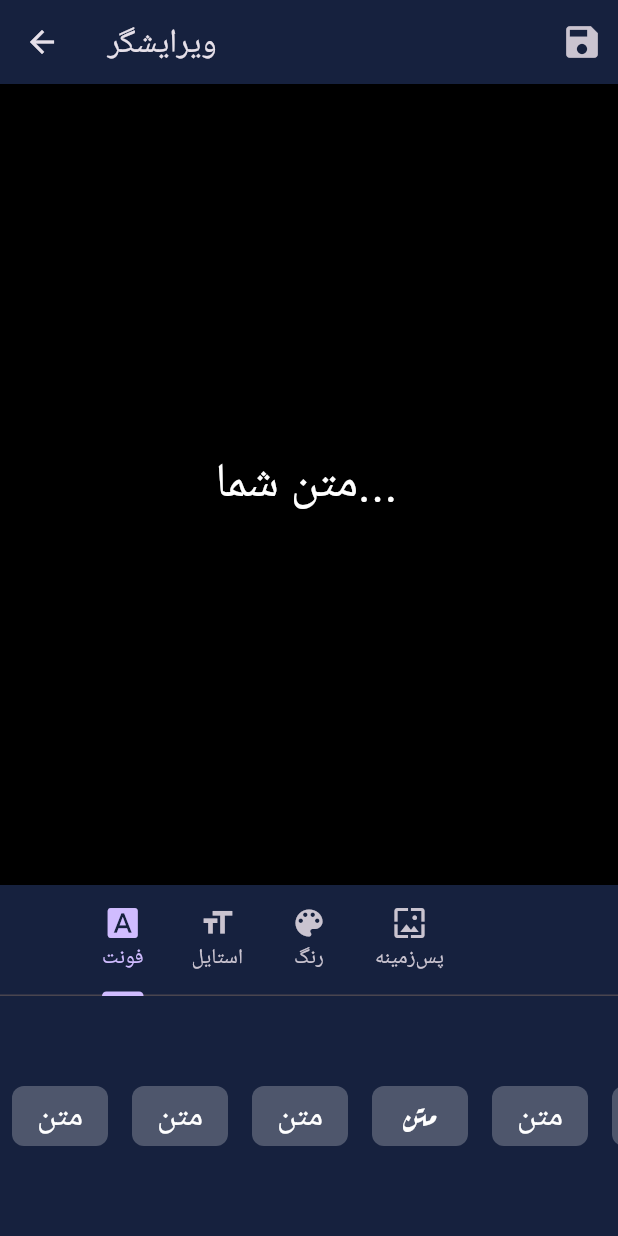
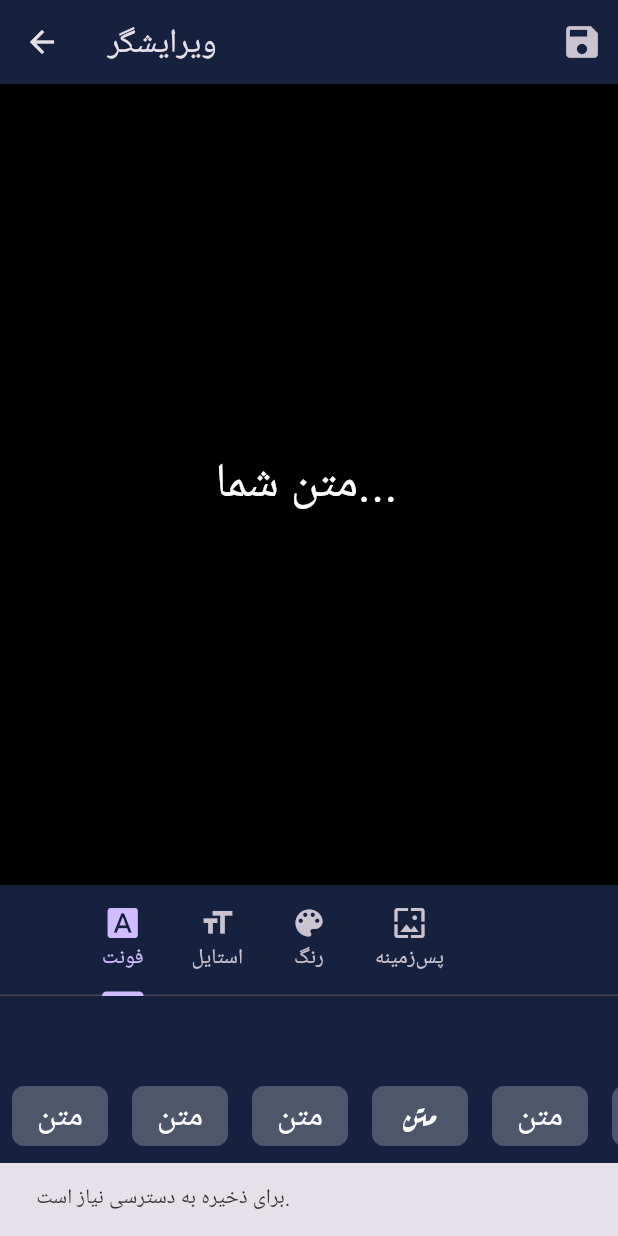
Before and after one commit to ladors1/font_editor_pro, a Flutter app: the EditorScreen screen opened directly, after a tap on the "save" icon, on a phone screen of 412 x 824 dp. Run offline on Flutter 3.47's test engine with Material 3 defaults, Android fonts, the light colour scheme and no system bars; drawn by our look-alikes of screenshot; our stand-ins replace flutter_colorpicker, permission_handler; missing offline and left inert: gal; Roboto replaces fonts that are missing (Alexandria, Amiri, AmiriQuran).

Commit message:
Update editor_screen.dart

```diff
--- a/lib/screens/editor_screen.dart
+++ b/lib/screens/editor_screen.dart
@@ -4,7 +4,7 @@ import 'dart:typed_data';
 import 'package:flutter/material.dart';
 import 'package:flutter_colorpicker/flutter_colorpicker.dart';
 import 'package:font_editor_pro/utils/fonts.dart';
-import 'package:image_gallery_saver/image_gallery_saver.dart';
+import 'package:gal/gal.dart';
 import 'package:permission_handler/permission_handler.dart';
 import 'package:screenshot/screenshot.dart';
 
@@ -29,31 +29,36 @@ class _EditorScreenState extends State<EditorScreen> {
   FontStyle _fontStyle = FontStyle.normal;
   List<Shadow> _textShadows = [];
 
-  // تابع برای ذخیره تصویر
-  Future<void> _saveImage() async {
-    var status = await Permission.storage.request();
-    if (status.isGranted) {
-      final Uint8List? image = await _screenshotController.capture(
-        pixelRatio: 2.0, // افزایش کیفیت خروجی
-      );
-      if (image != null && mounted) {
-        final result = await ImageGallerySaver.saveImage(image, name: "font_design_${DateTime.now().millisecondsSinceEpoch}");
-        if (result['isSuccess']) {
-          ScaffoldMessenger.of(context).showSnackBar(
-            const SnackBar(content: Text('تصویر با موفقیت در گالری ذخیره شد!')),
-          );
-        } else {
-          ScaffoldMessenger.of(context).showSnackBar(
-            const SnackBar(content: Text('خطا در ذخیره تصویر.')),
-          );
-        }
-      }
-    } else if (mounted) {
+  // تابع برای ذخیره تصویر (با استفاده از پکیج مدرن gal)
+Future<void> _saveImage() async {
+  // ابتدا اجازه دسترسی را چک می‌کنیم
+  final bool hasAccess = await Gal.hasAccess();
+  if (!hasAccess) {
+    // اگر دسترسی نداشتیم، درخواست می‌کنیم
+    final bool permissionGranted = await Gal.requestAccess();
+    if (!permissionGranted) {
+      if (mounted) ScaffoldMessenger.of(context).showSnackBar(const SnackBar(content: Text('برای ذخیره به دسترسی نیاز است.')));
+      return;
+    }
+  }
+
+  try {
+    // گرفتن اسکرین‌شات به صورت بایت
+    final Uint8List? imageBytes = await _screenshotController.capture(pixelRatio: 2.0);
+
+    if (imageBytes != null && mounted) {
+      // ذخیره کردن بایت‌ها در گالری
+      await Gal.putImageBytes(imageBytes, name: "font_design_${DateTime.now().millisecondsSinceEpoch}");
       ScaffoldMessenger.of(context).showSnackBar(
-        const SnackBar(content: Text('برای ذخیره تصویر به دسترسی نیاز است.')),
+        const SnackBar(content: Text('تصویر با موفقیت در گالری ذخیره شد!')),
       );
     }
+  } catch (e) {
+    if (mounted) ScaffoldMessenger.of(context).showSnackBar(
+      SnackBar(content: Text('خطا در ذخیره تصویر: $e')),
+    );
   }
+}
 
   // تابع برای نمایش انتخاب‌گر رنگ
   void _showColorPicker({required bool forText}) {
```
